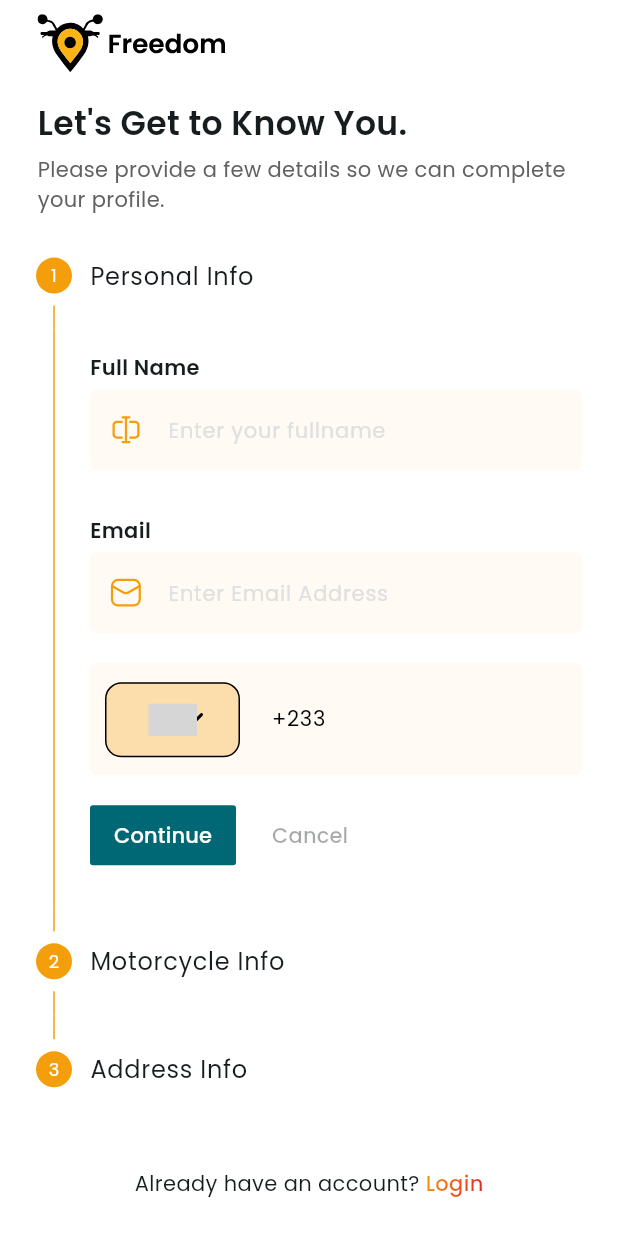
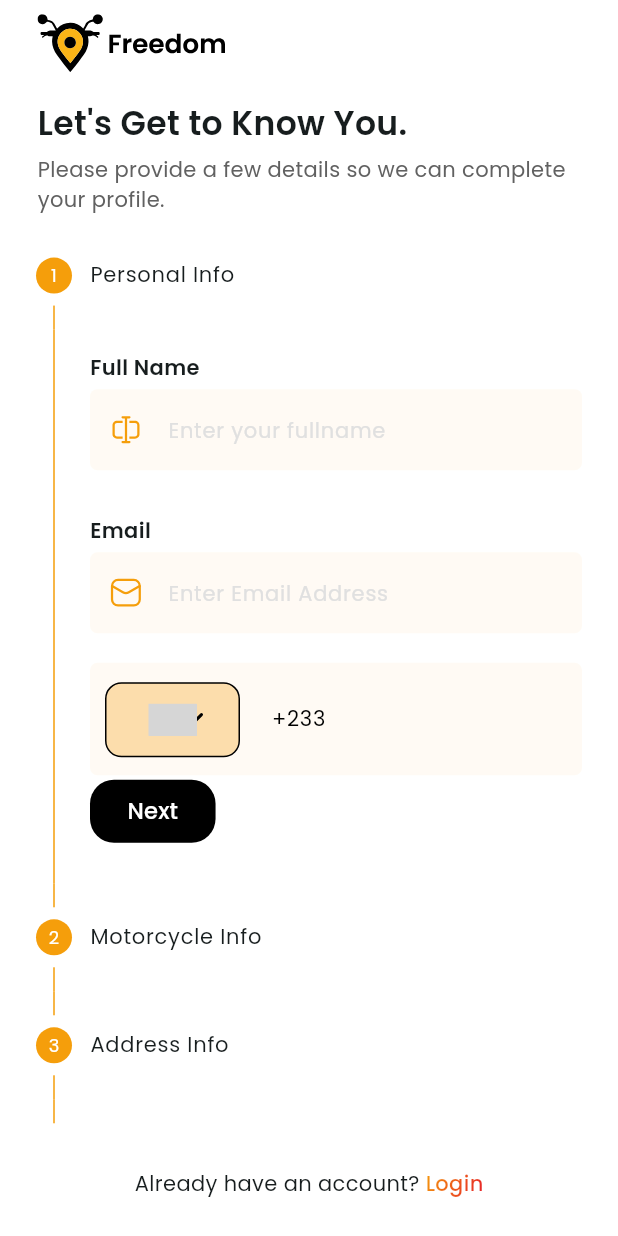
Before and after one commit to FreedomGhanaLabs/FreedomDiver, a Flutter app: the RegisterFormScreen screen opened by its route, on a phone screen of 412 x 824 dp. Run offline on Flutter 3.47's test engine with Material 3 defaults, Android fonts, the phone set to English and light mode, and no system bars; drawn by our look-alikes of country_code_picker, loader_overlay; our stand-ins replace awesome_dialog, awesome_snackbar_content, bloc, cached_network_image, dio, dotted_border and 25 more; missing offline and left inert: country_state_city_picker, flutter_polyline_points; accounts and stored records are empty; network calls fail; project files that could hold a hidden picture were left out; grey boxes are pictures that could not be loaded.

Commit message:
modified register_form_screen.dart added auth.dart

```diff
--- /dev/null
+++ b/lib/core/constants/auth.dart
@@ -0,0 +1 @@
+const register = 'register';
--- a/lib/feature/authentication/register/view/register_form_screen.dart
+++ b/lib/feature/authentication/register/view/register_form_screen.dart
@@ -1,17 +1,21 @@
+import 'dart:developer';
+
 import 'package:country_code_picker/country_code_picker.dart';
 import 'package:country_state_city_picker/country_state_city_picker.dart';
 import 'package:flutter/material.dart';
 import 'package:flutter_bloc/flutter_bloc.dart';
+import 'package:freedomdriver/core/constants/auth.dart';
 import 'package:freedomdriver/feature/authentication/login/cubit/login_cubit.dart';
 import 'package:freedomdriver/feature/authentication/login/view/login_form_screen.dart';
-import 'package:freedomdriver/feature/authentication/register/cubit/registration_cubit.dart';
 import 'package:freedomdriver/feature/authentication/register/register.dart';
 import 'package:freedomdriver/feature/authentication/register/view/verify_otp_screen.dart';
+import 'package:freedomdriver/feature/kyc/view/background_verification_screen.dart';
 import 'package:freedomdriver/shared/api/api_controller.dart';
 import 'package:freedomdriver/shared/app_config.dart';
 import 'package:freedomdriver/shared/theme/app_colors.dart';
 import 'package:freedomdriver/shared/widgets/app_icon.dart';
 import 'package:freedomdriver/shared/widgets/gradient_text.dart';
+import 'package:freedomdriver/shared/widgets/primary_button.dart';
 import 'package:freedomdriver/shared/widgets/toaster.dart';
 import 'package:freedomdriver/utilities/responsive.dart';
 import 'package:freedomdriver/utilities/ui.dart';
@@ -110,7 +114,7 @@ class _RegisterFormScreenState extends State<RegisterFormScreen> {
     final data = {
       'firstName': names[0].trim().capitalize,
       'surname': names[names.length - 1].trim().capitalize,
-      'otherName': names[1].trim(),
+      'otherName': names[1].trim().capitalize,
       'email': emailController.text.trim(),
       'phone': getFullPhoneNumber(),
       'motorcycleType': motorcycleTypeController.text.trim(),
@@ -129,10 +133,16 @@ class _RegisterFormScreenState extends State<RegisterFormScreen> {
       'confirmPassword': confirmPasswordController.text,
     };
 
+    log("[Register Screen] registration data - $data");
+
     apiController.post(context, 'register', data, (success, result) {
       if (success) {
         context.read<LoginFormCubit>().setEmail(emailController.text);
-        Navigator.pushNamed(context, VerifyOtpScreen.routeName);
+        Navigator.pushNamed(
+          context,
+          VerifyOtpScreen.routeName,
+          arguments: {"type": register},
+        );
       }
     }, showOverlay: true);
   }
@@ -141,10 +151,7 @@ class _RegisterFormScreenState extends State<RegisterFormScreen> {
   @override
   Widget build(BuildContext context) {
     return Scaffold(
-      backgroundColor: Colors.white,
-      body: BlocBuilder<RegistrationFormCubit, RegistrationFormState>(
-        builder: (context, state) {
-          return Column(
+      body: Column(
         crossAxisAlignment: CrossAxisAlignment.start,
         children: [
           VSpace(Responsive.top(context) + medWhiteSpace),
@@ -184,16 +191,34 @@ class _RegisterFormScreenState extends State<RegisterFormScreen> {
                   addressInfoStep(),
                   securityStep(),
                 ],
+                controlsBuilder: (context, details) {
+                  final isLastStep = _currentStep == _formKeys.length - 1;
+                  return Row(
+                    children: [
+                      SimpleButton(
+                        title: isLastStep ? "Register" : "Next",
+                        onPressed: details.onStepContinue,
+                      ),
+                      if (details.onStepCancel != null)
+                        FreedomButton(
+                          title: "Back",
+                          titleColor: Colors.black,
+                          onPressed: details.onStepCancel,
+                          useOnlBorderGradient: true,
+                          backGroundColor: Colors.transparent,
+                          width: 100,
+                        ),
+                    ],
+                  );
+                },
               ),
             ),
           ),
           const VSpace(whiteSpace),
         ],
-          );
-        },
       ),
       bottomNavigationBar: Container(
-        padding: const EdgeInsets.all(whiteSpace),
+        padding: const EdgeInsets.only(bottom: whiteSpace),
         width: Responsive.width(context),
         color: Colors.white,
         child: const Row(
@@ -231,11 +256,12 @@ class _RegisterFormScreenState extends State<RegisterFormScreen> {
   }
 
   Step securityStep() {
+    int index = 3;
     return Step(
-      title: const Text("Security"),
-      isActive: _currentStep >= 3,
+      title: Text("Security", style: paragraphTextStyle),
+      isActive: _currentStep >= index,
       content: Form(
-        key: _formKeys[3],
+        key: _formKeys[index],
         child: Column(
           children: [
             buildTextField(
@@ -261,8 +287,9 @@ class _RegisterFormScreenState extends State<RegisterFormScreen> {
                 return null;
               },
             ),
-            const VSpace(whiteSpace),
+            const VSpace(smallWhiteSpace),
             Row(
+              mainAxisAlignment: MainAxisAlignment.start,
               children: [
                 Checkbox.adaptive(
                   value: hasReadTermsAndCondition,
@@ -293,11 +320,12 @@ class _RegisterFormScreenState extends State<RegisterFormScreen> {
   }
 
   Step addressInfoStep() {
+    int index = 2;
     return Step(
-      title: const Text("Address Info"),
-      isActive: _currentStep >= 2,
+      title: Text("Address Info", style: paragraphTextStyle),
+      isActive: _currentStep >= index,
       content: Form(
-        key: _formKeys[2],
+        key: _formKeys[index],
         child: Column(
           children: [
             SelectState(
@@ -336,7 +364,7 @@ class _RegisterFormScreenState extends State<RegisterFormScreen> {
   Step motorcycleInfoStep() {
     int index = 1;
     return Step(
-      title: const Text("Motorcycle Info"),
+      title: Text("Motorcycle Info", style: paragraphTextStyle),
       isActive: _currentStep >= index,
       content: Form(
         key: _formKeys[index],
@@ -375,11 +403,12 @@ class _RegisterFormScreenState extends State<RegisterFormScreen> {
   }
 
   Step personalInfoStep(BuildContext context) {
+    int index = 0;
     return Step(
-      title: const Text("Personal Info"),
-      isActive: _currentStep >= 0,
+      title: Text("Personal Info", style: paragraphTextStyle),
+      isActive: _currentStep >= index,
       content: Form(
-        key: _formKeys[0],
+        key: _formKeys[index],
         child: Column(
           children: [
             buildTextField(
```
Lines whose indentation alone changed are shown as unchanged.
